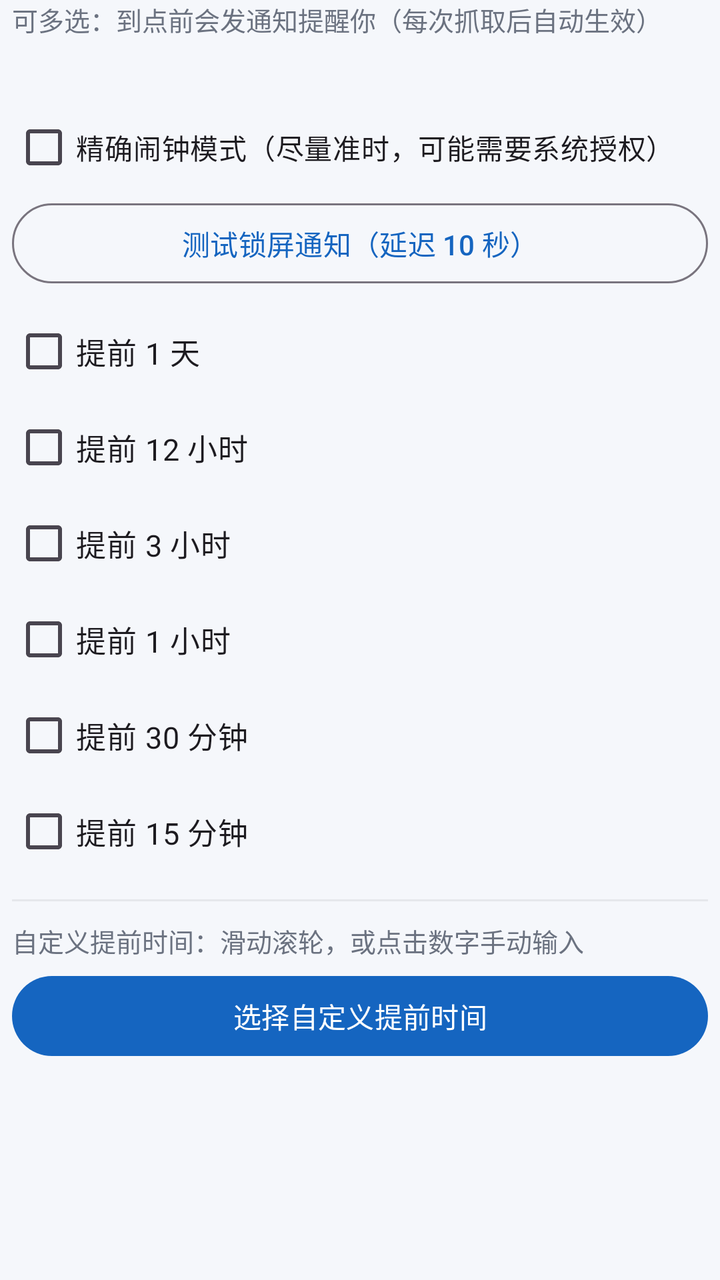
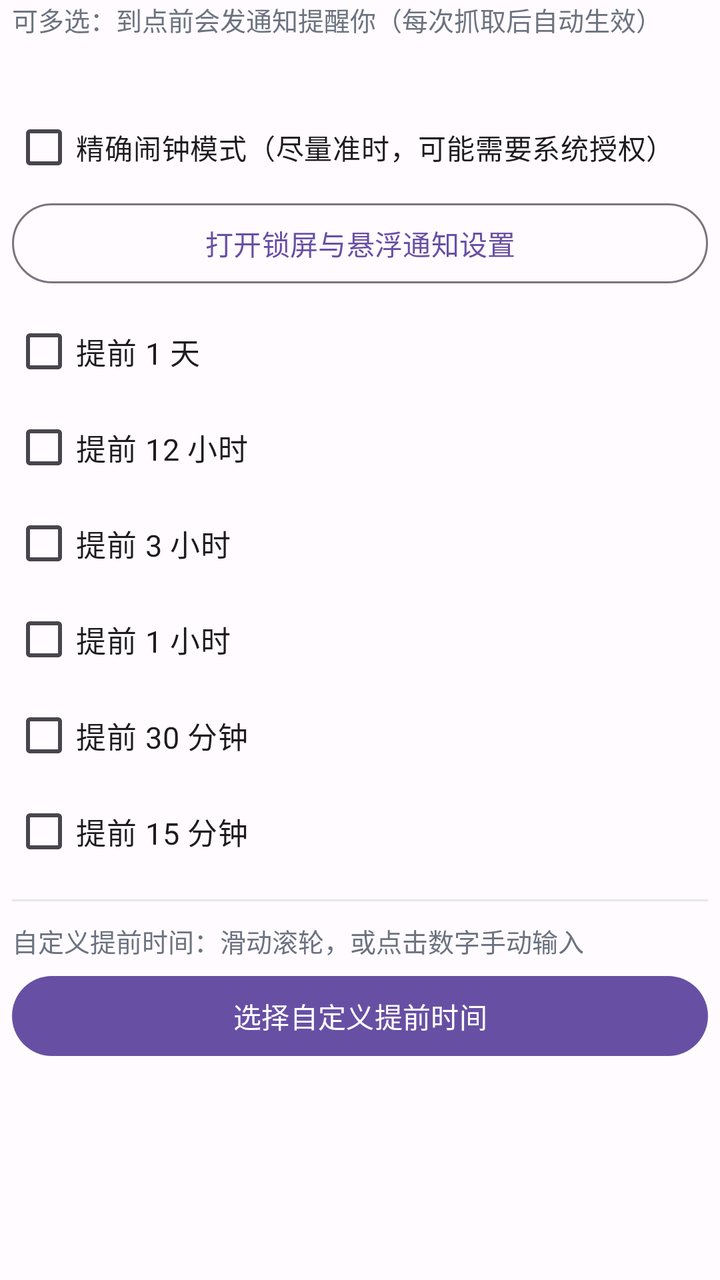

The first picture is an Android layout as it rendered before a commit; the second is the same layout after the commit. The layout source and the unified diff follow.
<!-- AndroidManifest.xml: application theme Theme.XueXiTongAssistant -->
<!-- res/layout/dialog_remind.xml -->
<?xml version="1.0" encoding="utf-8"?>
<ScrollView xmlns:android="http://schemas.android.com/apk/res/android"
    android:layout_width="match_parent"
    android:layout_height="wrap_content"
    android:fillViewport="true">

<LinearLayout
    android:layout_width="match_parent"
    android:layout_height="wrap_content"
    android:orientation="vertical"
    android:paddingStart="6dp"
    android:paddingEnd="6dp">

    <TextView
        android:layout_width="match_parent"
        android:layout_height="wrap_content"
        android:text="@string/reminder_intro"
        android:textColor="@color/text_secondary"
        android:textSize="13sp" />

    <TextView
        android:id="@+id/tv_reminder_status"
        android:layout_width="match_parent"
        android:layout_height="wrap_content"
        android:layout_marginTop="6dp"
        android:textColor="@color/text_secondary"
        android:textSize="12sp" />

    <CheckBox
        android:id="@+id/cb_exact_alarm"
        android:layout_width="match_parent"
        android:layout_height="wrap_content"
        android:layout_marginTop="8dp"
        android:text="@string/exact_alarm_label"
        android:textSize="14sp" />

    <Button
        android:id="@+id/btn_test_notification"
        android:layout_width="match_parent"
        android:layout_height="wrap_content"
        android:text="@string/test_lock_notification"
        style="?attr/materialButtonOutlinedStyle" />

    <CheckBox
        android:id="@+id/cb_1440"
        android:layout_width="match_parent"
        android:layout_height="wrap_content"
        android:layout_marginTop="6dp"
        android:text="@string/advance_one_day"
        android:textSize="15sp" />

    <CheckBox
        android:id="@+id/cb_720"
        android:layout_width="match_parent"
        android:layout_height="wrap_content"
        android:text="@string/advance_twelve_hours"
        android:textSize="15sp" />

    <CheckBox
        android:id="@+id/cb_180"
        android:layout_width="match_parent"
        android:layout_height="wrap_content"
        android:text="@string/advance_three_hours"
        android:textSize="15sp" />

    <CheckBox
        android:id="@+id/cb_60"
        android:layout_width="match_parent"
        android:layout_height="wrap_content"
        android:text="@string/advance_one_hour"
        android:textSize="15sp" />

    <CheckBox
        android:id="@+id/cb_30"
        android:layout_width="match_parent"
        android:layout_height="wrap_content"
        android:text="@string/advance_thirty_minutes"
        android:textSize="15sp" />

    <CheckBox
        android:id="@+id/cb_15"
        android:layout_width="match_parent"
        android:layout_height="wrap_content"
        android:text="@string/advance_fifteen_minutes"
        android:textSize="15sp" />

    
    <View
        android:layout_width="match_parent"
        android:layout_height="1dp"
        android:layout_marginTop="10dp"
        android:background="#E5E7EB" />

    <TextView
        android:layout_width="wrap_content"
        android:layout_height="wrap_content"
        android:layout_marginTop="10dp"
        android:text="@string/custom_advance_hint"
        android:textColor="@color/text_secondary"
        android:textSize="13sp" />

    <LinearLayout
        android:layout_width="match_parent"
        android:layout_height="wrap_content"
        android:layout_marginTop="4dp"
        android:orientation="vertical">

    <LinearLayout
        android:id="@+id/custom_nodes"
        android:layout_width="match_parent"
        android:layout_height="wrap_content"
        android:orientation="vertical" />
    </LinearLayout>

    <LinearLayout
        android:layout_width="match_parent"
        android:layout_height="wrap_content"
        android:gravity="center_vertical"
        android:orientation="horizontal">
        <Button
            android:id="@+id/btn_add_custom"
            android:layout_width="match_parent"
            android:layout_height="wrap_content"
            android:text="@string/choose_custom_time"
            style="?attr/materialButtonStyle" />
    </LinearLayout>
</LinearLayout>
</ScrollView>
<!-- resources referenced by this layout -->
<resources>
  <color name="text_secondary">#6B7280</color>
  <string name="advance_fifteen_minutes">提前 15 分钟</string>
  <string name="advance_one_day">提前 1 天</string>
  <string name="advance_one_hour">提前 1 小时</string>
  <string name="advance_thirty_minutes">提前 30 分钟</string>
  <string name="advance_three_hours">提前 3 小时</string>
  <string name="advance_twelve_hours">提前 12 小时</string>
  <string name="choose_custom_time">选择自定义提前时间</string>
  <string name="custom_advance_hint">自定义提前时间：滑动滚轮，或点击数字手动输入</string>
  <string name="exact_alarm_label">精确闹钟模式（尽量准时，可能需要系统授权）</string>
  <string name="reminder_intro">可多选：到点前会发通知提醒你（每次抓取后自动生效）</string>
  <string name="test_lock_notification">测试锁屏通知（延迟 10 秒）</string>
  <style name="Theme.XueXiTongAssistant" parent="Theme.Material3.DayNight.NoActionBar">
          <item name="android:statusBarColor">@color/background</item>
          <item name="android:windowBackground">@color/background</item>
          
          <item name="colorPrimary">@color/primary</item>
          <item name="colorOnPrimary">#FFFFFF</item>
          <item name="colorPrimaryContainer">@color/primary_container</item>
          <item name="colorOnPrimaryContainer">@color/on_primary_container</item>
      </style>
  <color name="background">#F5F7FB</color>
  <color name="primary">#1565C0</color>
  <color name="primary_container">#D6E5FA</color>
  <color name="on_primary_container">#0A3D74</color>
</resources>

<!-- the commit's change to res/layout/dialog_remind.xml (unified diff, before → after) -->
@@ -35,10 +35,10 @@
         android:textSize="14sp" />
 
     <Button
-        android:id="@+id/btn_test_notification"
+        android:id="@+id/btn_open_notification_settings"
         android:layout_width="match_parent"
         android:layout_height="wrap_content"
-        android:text="@string/test_lock_notification"
+        android:text="@string/open_notification_display_settings"
         style="?attr/materialButtonOutlinedStyle" />
 
     <CheckBox
<!-- resource entries referenced after the edit -->
@@ -10,8 +10,8 @@
   <string name="choose_custom_time">选择自定义提前时间</string>
   <string name="custom_advance_hint">自定义提前时间：滑动滚轮，或点击数字手动输入</string>
   <string name="exact_alarm_label">精确闹钟模式（尽量准时，可能需要系统授权）</string>
+  <string name="open_notification_display_settings">打开锁屏与悬浮通知设置</string>
   <string name="reminder_intro">可多选：到点前会发通知提醒你（每次抓取后自动生效）</string>
-  <string name="test_lock_notification">测试锁屏通知（延迟 10 秒）</string>
   <style name="Theme.XueXiTongAssistant" parent="Theme.Material3.DayNight.NoActionBar">
           <item name="android:statusBarColor">@color/background</item>
           <item name="android:windowBackground">@color/background</item>
@@ -21,9 +21,9 @@
           <item name="colorPrimaryContainer">@color/primary_container</item>
           <item name="colorOnPrimaryContainer">@color/on_primary_container</item>
       </style>
-  <color name="background">#F5F7FB</color>
-  <color name="primary">#1565C0</color>
-  <color name="primary_container">#D6E5FA</color>
-  <color name="on_primary_container">#0A3D74</color>
+  <color name="background">#FFFBFE</color>
+  <color name="primary">#6750A4</color>
+  <color name="primary_container">#EADDFF</color>
+  <color name="on_primary_container">#21005D</color>
 </resources>
 
